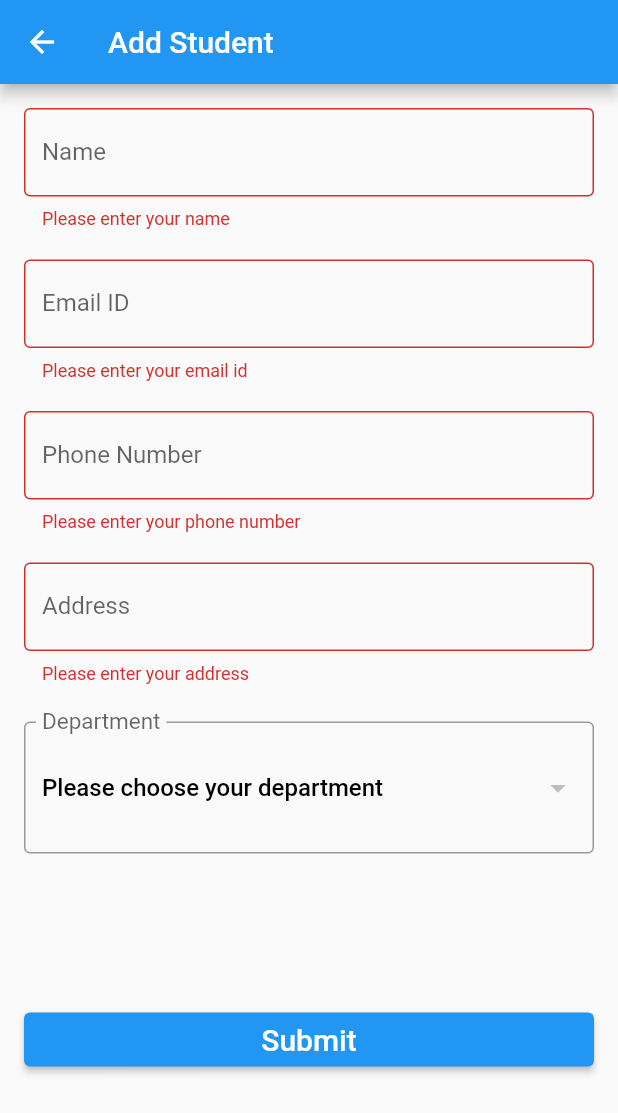
After one commit to pranava21/college_app_flutter, a Flutter app: the AddStudent screen opened directly, after a tap on "Submit", on a phone screen of 412 x 824 dp. The commit adds this screen. Shown: the top 1113 px of the screen. Run offline on Flutter 3.47's test engine with Material 2 defaults, Android fonts, the phone set to English and light mode, and no system bars; our stand-ins replace rflutter_alert; network calls fail.

Commit message:
Implemened Add Student functionality

```diff
--- /dev/null
+++ b/lib/models/add_student_model.dart
@@ -0,0 +1,11 @@
+class AddStudentModel {
+  String name;
+  String email;
+  String phone;
+  String address;
+  String departmentUid;
+  String departmentName;
+
+  AddStudentModel(this.name, this.email, this.phone, this.address, this.departmentUid,
+      this.departmentName);
+}
--- a/lib/models/student.dart
+++ b/lib/models/student.dart
@@ -1,4 +1,5 @@
 import 'package:college_app/endpoint.dart';
+import 'package:college_app/models/add_student_model.dart';
 import 'package:json_annotation/json_annotation.dart';
 import 'package:http/http.dart' as http;
 import 'department.dart';
@@ -11,11 +12,20 @@ class Student {
   final String studentUid;
   String studentName;
   String studentEmail;
+  String phoneNo;
   String departmentUid;
   String departmentName;
 
-  Student(this.studentUid, this.studentName, this.studentEmail,
+  Student(this.studentUid, this.studentName, this.studentEmail, this.phoneNo,
       this.departmentUid, this.departmentName);
+
+  Student.blank()
+      : studentName = "",
+        studentEmail = "",
+        departmentUid = "",
+        departmentName = "",
+        phoneNo = "",
+        studentUid = '';
 
   factory Student.fromJson(Map<String, dynamic> json) =>
       _$StudentFromJson(json);
@@ -36,4 +46,24 @@ class Student {
 
     return students;
   }
+
+  static Future<bool> AddStudent(AddStudentModel student) async {
+    var uri = Endpoint.uri('Student/AddStudent', queryParameters: {});
+    Map requestBody = {
+      "name": student.name,
+      "email": student.email,
+      "phone": student.phone,
+      "address": student.address,
+      "departmentUid": student.departmentUid,
+      "departmentName": student.departmentName
+    };
+    var body = json.encode(requestBody);
+    final response = await http.post(uri,headers: {"Content-Type": "application/json"}, body: body);
+
+    if (response.statusCode != 200) return false;
+
+    final Map<String, dynamic> decodedResponse = json.decode(response.body);
+
+    return decodedResponse['isSuccess'];
+  }
 }
--- /dev/null
+++ b/lib/screens/add_student.dart
@@ -0,0 +1,221 @@
+import 'package:college_app/models/add_student_model.dart';
+import 'package:college_app/screens/student_list.dart';
+import 'package:flutter/material.dart';
+import 'package:college_app/models/department.dart';
+import 'package:rflutter_alert/rflutter_alert.dart';
+import '../models/student.dart';
+import '../styles.dart';
+
+class AddStudent extends StatefulWidget {
+  @override
+  _AddStudentState createState() => _AddStudentState();
+}
+
+class _AddStudentState extends State<AddStudent> {
+  final _formKey = GlobalKey<FormState>();
+  final student = Student.blank();
+  List<Department> departments = [];
+  String dropDownValue = '';
+  String selectedDepartmentUid = '';
+  String address = '';
+
+  @override
+  initState() {
+    super.initState();
+    loadDepartments();
+  }
+
+  @override
+  Widget build(BuildContext context) {
+    return Scaffold(
+        appBar: AppBar(title: Text('Add Student')),
+        body: SingleChildScrollView(
+            child: Container(
+                padding: const EdgeInsets.symmetric(
+                    vertical: 16.0, horizontal: 16.0),
+                child: Builder(
+                  builder: (context) => Form(
+                      key: _formKey,
+                      child: Column(
+                          crossAxisAlignment: CrossAxisAlignment.stretch,
+                          mainAxisAlignment: MainAxisAlignment.start,
+                          children: [
+                            TextFormField(
+                                decoration: const InputDecoration(
+                                    border: OutlineInputBorder(),
+                                    labelText: 'Name'),
+                                validator: (value) {
+                                  if (value!.isEmpty) {
+                                    return 'Please enter your name';
+                                  }
+                                },
+                                onSaved: (value) => setState(() =>
+                                    student.studentName = value.toString())),
+                            const SizedBox(height: 20),
+                            TextFormField(
+                                decoration: const InputDecoration(
+                                    border: OutlineInputBorder(),
+                                    labelText: 'Email ID'),
+                                validator: (value) {
+                                  if (value!.isEmpty) {
+                                    return 'Please enter your email id';
+                                  }
+                                },
+                                onSaved: (value) => setState(() =>
+                                    student.studentEmail = value.toString())),
+                            const SizedBox(height: 20),
+                            TextFormField(
+                                decoration: const InputDecoration(
+                                    border: OutlineInputBorder(),
+                                    labelText: 'Phone Number'),
+                                validator: (value) {
+                                  if (value!.isEmpty) {
+                                    return 'Please enter your phone number';
+                                  }
+                                },
+                                onSaved: (value) => setState(
+                                    () => student.phoneNo = value.toString())),
+                            const SizedBox(height: 20),
+                            TextFormField(
+                                decoration: const InputDecoration(
+                                    border: OutlineInputBorder(),
+                                    labelText: 'Address'),
+                                validator: (value) {
+                                  if (value!.isEmpty) {
+                                    return 'Please enter your address';
+                                  }
+                                },
+                                onSaved: (value) =>
+                                    setState(() => address = value.toString())),
+                            const SizedBox(height: 25),
+                            InputDecorator(
+                                decoration: const InputDecoration(
+                                    border: OutlineInputBorder(),
+                                    labelText: 'Department',
+                                    labelStyle: TextStyle(fontSize: 20.0)),
+                                child: DropdownButtonHideUnderline(
+                                    child: DropdownButton<String>(
+                                  value: dropDownValue,
+                                  style: const TextStyle(
+                                      color: Colors.blue, fontSize: 16.0),
+                                  iconEnabledColor: Colors.black,
+                                  underline: Container(
+                                    height: 2,
+                                    color: Colors.blueAccent,
+                                  ),
+                                  onChanged: (String? newValue) {
+                                    setState(() {
+                                      dropDownValue = newValue!;
+                                      _SetSelectedDepartmentUid(dropDownValue);
+                                    });
+                                  },
+                                  items: departments
+                                      .map<DropdownMenuItem<String>>(
+                                          (Department department) {
+                                    return DropdownMenuItem<String>(
+                                      value: department.departmentName,
+                                      child: Text(department.departmentName),
+                                    );
+                                  }).toList(),
+                                  hint: const Text(
+                                    "Please choose your department",
+                                    style: TextStyle(
+                                        color: Colors.black,
+                                        fontSize: 16,
+                                        fontWeight: FontWeight.w500),
+                                  ),
+                                  borderRadius: BorderRadius.circular(10.0),
+                                  isExpanded: true,
+                                ))),
+                            const SizedBox(height: 100),
+                            ElevatedButton(
+                              onPressed: () {
+                                final form = _formKey.currentState;
+                                if (form!.validate()) {
+                                  form.save();
+                                  submitStudentDetails(student, dropDownValue,
+                                      selectedDepartmentUid);
+                                }
+                              },
+                              child: const Text(
+                                'Submit',
+                                style: TextStyle(fontSize: 20.0),
+                              ),
+                            ),
+                          ])),
+                ))));
+  }
+
+  Future<void> loadDepartments() async {
+    final departmentList = await Department.fetchAllDepartments();
+
+    setState(() {
+      departments = departmentList;
+      dropDownValue = departments.first.departmentName;
+    });
+  }
+
+  Future<void> submitStudentDetails(
+      Student student, String deparmentName, String departmentUid) async {
+    student.departmentName = deparmentName;
+    student.departmentUid = departmentUid;
+
+    AddStudentModel addStudentModel = AddStudentModel(
+        student.studentName,
+        student.studentEmail,
+        student.phoneNo,
+        address,
+        departmentUid,
+        student.departmentName);
+
+    var response = await Student.AddStudent(addStudentModel);
+
+    if (response) {
+      Alert(
+        context: context,
+        type: AlertType.success,
+        title: "Success",
+        desc: "Student added successfully!",
+        buttons: [
+          DialogButton(
+            child: const Text("Go to Student List",
+                style: TextStyle(color: Colors.white, fontSize: 18),
+                textWidthBasis: TextWidthBasis.longestLine),
+            onPressed: () => _navigateToStudentList(context, departmentUid),
+            width: 200,
+          )
+        ],
+      ).show();
+    } else {
+      Alert(
+        context: context,
+        type: AlertType.error,
+        title: "Sorry",
+        desc: "Something went wrong",
+        buttons: [
+          DialogButton(
+            child: const Text(
+              "Back",
+              style: TextStyle(color: Colors.white, fontSize: 20),
+            ),
+            onPressed: () => Navigator.pop(context),
+            width: 200,
+          )
+        ],
+      ).show();
+    }
+  }
+
+  void _SetSelectedDepartmentUid(String departmentName) {
+    var dept = departments
+        .where((element) => element.departmentName == departmentName)
+        .toList();
+
+    selectedDepartmentUid = dept.first.departmentUid;
+  }
+
+  _navigateToStudentList(BuildContext context, String departmentUid) {
+    Navigator.push(context,
+        MaterialPageRoute(builder: (context) => StudentList(departmentUid)));
+  }
+}
--- a/lib/screens/student_list.dart
+++ b/lib/screens/student_list.dart
@@ -35,7 +35,7 @@ class _StudentListState extends State<StudentList> {
             onRefresh: loadStudents,
             child: Column(children: [
               renderProgressBar(context),
-              renderStudentListView(context),
+              Expanded(child: renderStudentListView(context)),
             ])));
   }
 
--- a/lib/styles.dart
+++ b/lib/styles.dart
@@ -10,8 +10,8 @@ class Styles {
   static final Color _textColorFaint = _hexToColor('999999');
   static final Color textColorBright = _hexToColor('FFFFFF');
   static final Color accentColor = _hexToColor('FF0000');
-  static final String _fontNameDefault = 'Muli';
-  static final navBarTitle = TextStyle(
+  static const String _fontNameDefault = 'Muli';
+  static const navBarTitle = TextStyle(
     fontFamily: _fontNameDefault,
   );
   static final headerLarge = TextStyle(
--- a/pubspec.yaml
+++ b/pubspec.yaml
@@ -37,6 +37,7 @@ dependencies:
   json_annotation: ^4.4.0
   http: ^0.13.3
   json_serializable: ^6.1.1
+  rflutter_alert: ^2.0.4
 
 dev_dependencies:
   flutter_test:
```
Also changed, not shown: lib/app.dart (+9 -1 lines), lib/models/student.g.dart, pubspec.lock, 1 other file.
